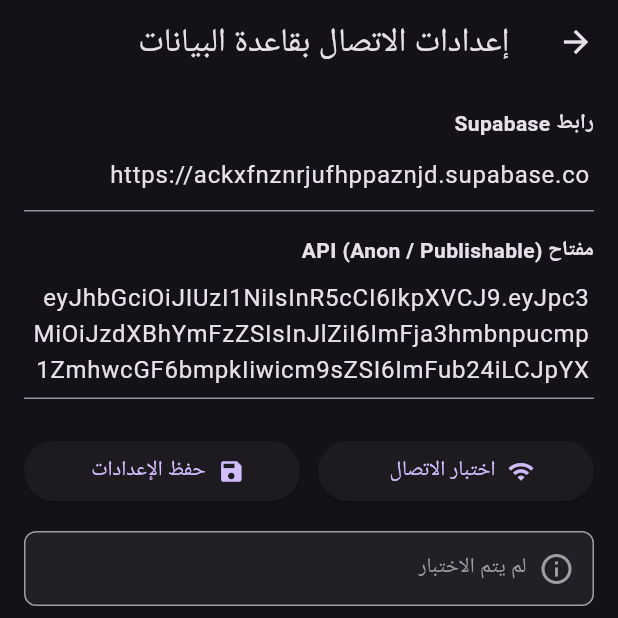
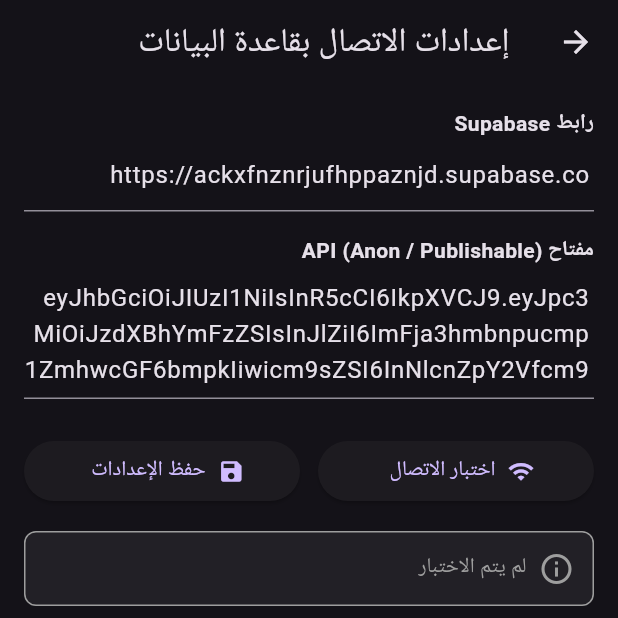
Before and after one commit to Mahmoodobaid/bin_obaid_mobile, a Flutter app: the ConnectionSettingsScreen screen opened by its route, on a phone screen of 412 x 824 dp, the top half of it. Run offline on Flutter 3.47's test engine with Material 3 defaults, Android fonts, the phone set to English and light mode, and no system bars; our stand-ins replace cached_network_image, connectivity_plus, dio, flutter_riverpod, go_router, hive_flutter and 6 more; accounts and stored records are empty; network calls fail.

Commit message:
استخدام مفتاح الادمن لتجربة جلب الاصناف

```diff
--- a/lib/core/config/config.dart
+++ b/lib/core/config/config.dart
@@ -1,4 +1,5 @@
 class AppConfig {
   static const String supabaseUrl = 'https://ackxfnznrjufhppaznjd.supabase.co';
-  static const String supabaseAnonKey = 'eyJhbGciOiJIUzI1NiIsInR5cCI6IkpXVCJ9.eyJpc3MiOiJzdXBhYmFzZSIsInJlZiI6ImFja3hmbnpucmp1ZmhwcGF6bmpkIiwicm9sZSI6ImFub24iLCJpYXQiOjE3NzUyMjEyMzgsImV4cCI6MjA5MDc5NzIzOH0.Yzs_X6EI13jLeaDIkXwL6L-7pm-Zl3YXM4aB9Fwves8';
+  // تم استخدام مفتاح service_role لتجاوز الـ RLS واختبار ظهور الأصناف
+  static const String supabaseAnonKey = 'eyJhbGciOiJIUzI1NiIsInR5cCI6IkpXVCJ9.eyJpc3MiOiJzdXBhYmFzZSIsInJlZiI6ImFja3hmbnpucmp1ZmhwcGF6bmpkIiwicm9sZSI6InNlcnZpY2Vfcm9sZSIsImlhdCI6MTc3NTIyMTIzOCwiZXhwIjoyMDkwNzk3MjM4fQ.QFuG1ZsClKJjAefoY8HDjY6TzyA3RMmM_6U9rl9FHFY';
 }
```
